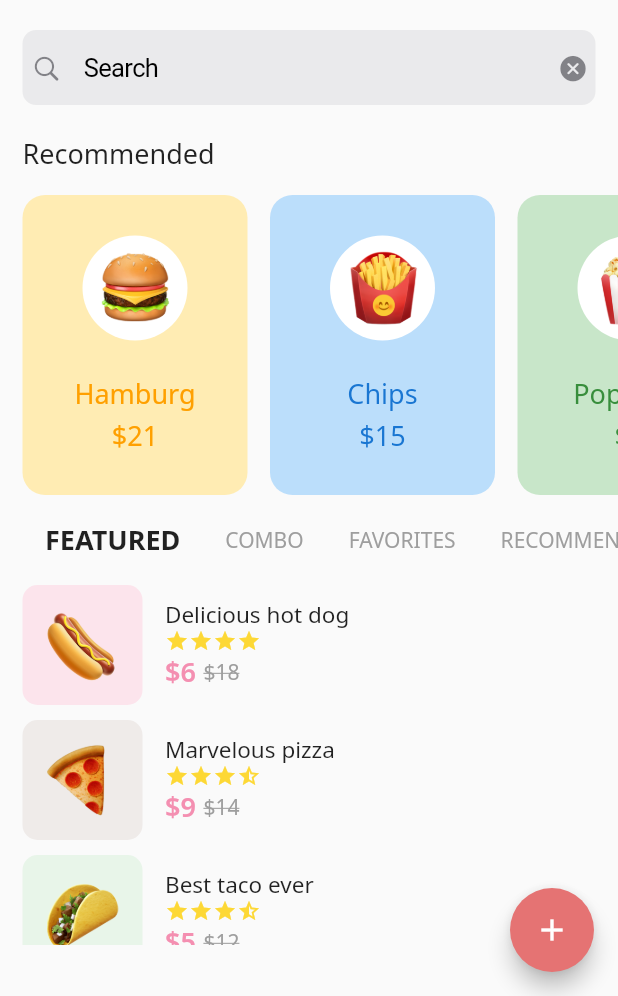
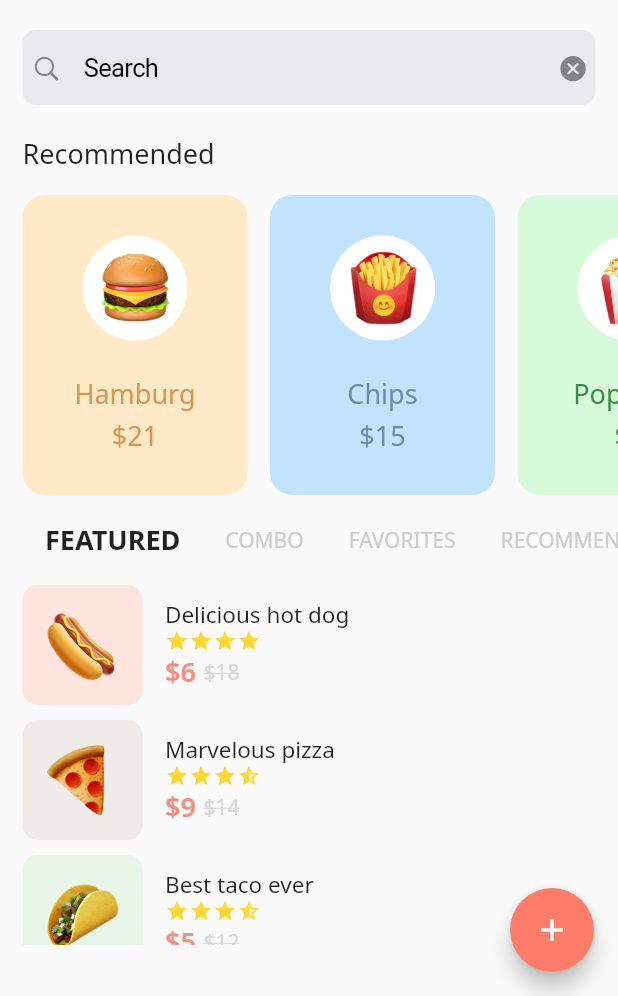
Before and after one commit to EliottR/RAHERIARISOA_ELIOTT_FLUTTER_UI_EMOJIS, a Flutter app: the screen it shows after launch, on a phone screen of 412 x 824 dp, the part 240-1236 px from its top. Run offline on Flutter 3.47's test engine with Material 2 defaults, Android fonts, the phone set to English and light mode, and no system bars; our stand-ins replace google_fonts.

Commit message:
3rd commit

```diff
--- a/lib/main.dart
+++ b/lib/main.dart
@@ -75,7 +75,7 @@ class MyApp extends StatelessWidget {
         ),
         floatingActionButton: FloatingActionButton(
           onPressed: null,
-          backgroundColor: Colors.red[300],
+          backgroundColor: Color(0xFFFE7D6A),
           child: Icon(Icons.add),
         ),
       ),
--- a/lib/screens/category.dart
+++ b/lib/screens/category.dart
@@ -26,15 +26,15 @@ class Category extends StatelessWidget {
                 Padding(
                   padding: const EdgeInsets.only(right: 30.0),
                   child: Text("combo".toUpperCase(),
-                      style: GoogleFonts.notoSans(color: Colors.grey)),
+                      style: GoogleFonts.notoSans(color: Color(0xFFCCCCCC))),
                 ),
                 Padding(
                   padding: const EdgeInsets.only(right: 30.0),
                   child: Text("favorites".toUpperCase(),
-                      style: GoogleFonts.notoSans(color: Colors.grey)),
+                      style: GoogleFonts.notoSans(color: Color(0xFFCCCCCC))),
                 ),
                 Text("recommended".toUpperCase(),
-                    style: GoogleFonts.notoSans(color: Colors.grey))
+                    style: GoogleFonts.notoSans(color: Color(0xFFCCCCCC)))
               ],
             ),
           ),
--- a/lib/screens/insidecategory.dart
+++ b/lib/screens/insidecategory.dart
@@ -15,7 +15,7 @@ class InsideCategory extends StatelessWidget {
                 padding: const EdgeInsets.only(left: 15.0, right: 15.0),
                 child: Container(
                   decoration: BoxDecoration(
-                      color: Colors.pink[50],
+                      color: Color(0xFFFFE3DF),
                       borderRadius: new BorderRadius.all(
                         Radius.circular(10.0),
                       )),
@@ -68,13 +68,13 @@ class InsideCategory extends StatelessWidget {
                     Text('\$6',
                         style: GoogleFonts.notoSans(
                             fontSize: 18.0,
-                            color: Colors.pink[200],
+                            color: Color(0xFFF68D7F),
                             fontWeight: FontWeight.w600)),
                     SizedBox(width: 5.0),
                     Text('\$18',
                         style: GoogleFonts.notoSans(
                             fontSize: 14.0,
-                            color: Colors.grey,
+                            color: Color(0xFFD6D6D6),
                             decoration: TextDecoration.lineThrough))
                   ])
                 ],
@@ -141,13 +141,13 @@ class InsideCategory extends StatelessWidget {
                     Text('\$9',
                         style: GoogleFonts.notoSans(
                             fontSize: 18.0,
-                            color: Colors.pink[200],
+                            color: Color(0xFFF68D7F),
                             fontWeight: FontWeight.w600)),
                     SizedBox(width: 5.0),
                     Text('\$14',
                         style: GoogleFonts.notoSans(
                             fontSize: 14.0,
-                            color: Colors.grey,
+                            color: Color(0xFFD6D6D6),
                             decoration: TextDecoration.lineThrough))
                   ])
                 ],
@@ -214,13 +214,13 @@ class InsideCategory extends StatelessWidget {
                     Text('\$5',
                         style: GoogleFonts.notoSans(
                             fontSize: 18.0,
-                            color: Colors.pink[200],
+                            color: Color(0xFFF68D7F),
                             fontWeight: FontWeight.w600)),
                     SizedBox(width: 5.0),
                     Text('\$12',
                         style: GoogleFonts.notoSans(
                             fontSize: 14.0,
-                            color: Colors.grey,
+                            color: Color(0xFFD6D6D6),
                             decoration: TextDecoration.lineThrough))
                   ])
                 ],
--- a/lib/screens/item.dart
+++ b/lib/screens/item.dart
@@ -13,7 +13,7 @@ class Item extends StatelessWidget {
             padding: const EdgeInsets.only(left: 15.0, right: 15.0),
             child: Container(
               decoration: BoxDecoration(
-                  color: Colors.amber[100],
+                  color: const Color(0xFFFFE9C6),
                   borderRadius: new BorderRadius.all(
                     Radius.circular(15.0),
                   )),
@@ -38,11 +38,11 @@ class Item extends StatelessWidget {
                     padding: const EdgeInsets.all(3.0),
                     child: Text("Hamburg",
                         style: GoogleFonts.notoSans(
-                            fontSize: 18.0, color: Colors.amber[700])),
+                            fontSize: 18.0, color: Color(0xFFDA9551))),
                   ),
                   Text('\$21',
                       style: GoogleFonts.notoSans(
-                          fontSize: 18.0, color: Colors.amber[700])),
+                          fontSize: 18.0, color: Color(0xFFDA9551))),
                 ],
               ),
               width: 150,
@@ -53,7 +53,7 @@ class Item extends StatelessWidget {
             padding: const EdgeInsets.only(right: 15.0),
             child: Container(
               decoration: BoxDecoration(
-                  color: Colors.blue[100],
+                  color: Color(0xFFC2E3FE),
                   borderRadius: new BorderRadius.all(
                     Radius.circular(15.0),
                   )),
@@ -78,11 +78,11 @@ class Item extends StatelessWidget {
                     padding: const EdgeInsets.all(3.0),
                     child: Text("Chips",
                         style: GoogleFonts.notoSans(
-                            fontSize: 18.0, color: Colors.blue[700])),
+                            fontSize: 18.0, color: Color(0xFF6A8CAA))),
                   ),
                   Text('\$15',
                       style: GoogleFonts.notoSans(
-                          fontSize: 18.0, color: Colors.blue[700])),
+                          fontSize: 18.0, color: Color(0xFF6A8CAA))),
                 ],
               ),
               width: 150,
@@ -93,7 +93,7 @@ class Item extends StatelessWidget {
             padding: const EdgeInsets.only(right: 15.0),
             child: Container(
               decoration: BoxDecoration(
-                  color: Colors.green[100],
+                  color: Color(0xFFD7FADA),
                   borderRadius: new BorderRadius.all(
                     Radius.circular(15.0),
                   )),
```
Also changed, not shown: 40 other files.
